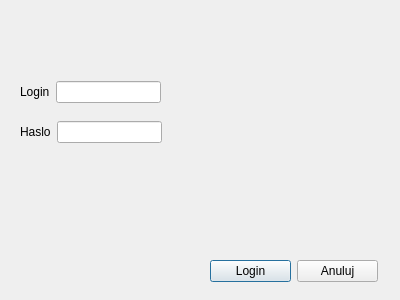
The window that login.ui (aleksanderkalenbach/IO_2020_2021_ASP) describes before a commit, drawn with Qt 5.
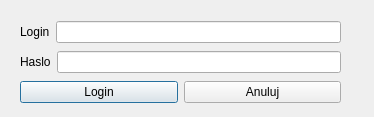
The same window after the commit.

```diff
--- a/login.ui
+++ b/login.ui
@@ -6,8 +6,8 @@
    <rect>
     <x>0</x>
     <y>0</y>
-    <width>400</width>
-    <height>300</height>
+    <width>374</width>
+    <height>117</height>
    </rect>
   </property>
   <property name="windowTitle">
@@ -30,8 +30,8 @@
    <property name="geometry">
     <rect>
      <x>20</x>
-     <y>120</y>
-     <width>142</width>
+     <y>50</y>
+     <width>321</width>
      <height>24</height>
     </rect>
    </property>
@@ -59,8 +59,8 @@
    <property name="geometry">
     <rect>
      <x>20</x>
-     <y>80</y>
-     <width>141</width>
+     <y>20</y>
+     <width>321</width>
      <height>24</height>
     </rect>
    </property>
@@ -77,13 +77,13 @@
     </item>
    </layout>
   </widget>
-  <widget class="QWidget" name="">
+  <widget class="QWidget" name="layoutWidget">
    <property name="geometry">
     <rect>
-     <x>210</x>
-     <y>260</y>
-     <width>168</width>
-     <height>23</height>
+     <x>20</x>
+     <y>80</y>
+     <width>321</width>
+     <height>25</height>
     </rect>
    </property>
    <layout class="QHBoxLayout" name="horizontalLayout_3">
```
